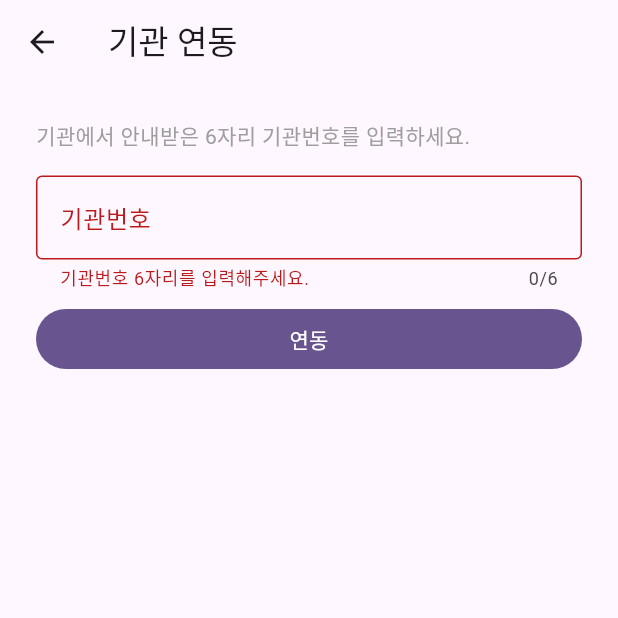
After one commit to cherrishbombti/Cherrishbomb_APP, a Flutter app: the OrganizationPage screen opened directly, after a tap on "연동", on a phone screen of 412 x 824 dp, the top half of it. The commit adds this screen. Run offline on Flutter 3.47's test engine with Material 3 defaults, Android fonts, the phone set to English and light mode, and no system bars; our stand-ins replace dio, flutter_secure_storage, go_router; missing offline and left inert: flutter_web_auth_2; accounts and stored records are empty.

Commit message:
feat: 기관 연동 화면 + CI통과

```diff
--- /dev/null
+++ b/lib/models/organization_link.dart
@@ -0,0 +1,19 @@
+/// 기관 연동 상태. GET/PATCH /api/wards/me/organization 응답.
+/// 연동 전에도 필드는 다 오고 값만 null → linked를 먼저 확인할 것.
+class OrganizationLink {
+  final bool linked;
+  final int? organizationId;
+  final String? organizationName;
+  final int? orgCode;
+
+  OrganizationLink({required this.linked, this.organizationId, this.organizationName, this.orgCode});
+
+  factory OrganizationLink.fromJson(Map<String, dynamic> json) {
+    return OrganizationLink(
+      linked: json['linked'] ?? false,
+      organizationId: json['organizationId'],
+      organizationName: json['organizationName'],
+      orgCode: json['orgCode'],
+    );
+  }
+}
--- /dev/null
+++ b/lib/screens/organization_page.dart
@@ -0,0 +1,189 @@
+import 'package:flutter/material.dart';
+import 'package:flutter/services.dart'; // 숫자 입력 포맷터
+import 'package:dio/dio.dart';
+import '../models/organization_link.dart';
+import '../services/ward_service.dart';
+
+/// 기관 연동 화면. 연동 전=기관번호(6자리) 입력, 연동 후=연동됨 + 해제/변경.
+/// 에러(O003·C001)는 입력창 바로 아래 inline으로 표시.
+class OrganizationPage extends StatefulWidget {
+  const OrganizationPage({super.key});
+
+  @override
+  State<OrganizationPage> createState() => _OrganizationPageState();
+}
+
+class _OrganizationPageState extends State<OrganizationPage> {
+  bool _loading = true;
+  bool _saving = false;
+  String? _loadError;
+  String? _fieldError; // 입력창 하단 inline 에러
+  OrganizationLink? _link;
+  bool _showInput = false; // 연동 상태에서 '기관 변경' 눌렀을 때
+  final _code = TextEditingController();
+
+  @override
+  void initState() {
+    super.initState();
+    _load();
+  }
+
+  @override
+  void dispose() {
+    _code.dispose();
+    super.dispose();
+  }
+
+  Future<void> _load() async {
+    setState(() {
+      _loading = true;
+      _loadError = null;
+    });
+    try {
+      final link = await WardService.getOrganization();
+      if (!mounted) return;
+      setState(() {
+        _link = link;
+        _loading = false;
+      });
+    } catch (e) {
+      if (!mounted) return;
+      setState(() {
+        _loadError = '연동 상태를 불러오지 못했습니다.';
+        _loading = false;
+      });
+    }
+  }
+
+  Future<void> _submit() async {
+    final text = _code.text.trim();
+    setState(() => _fieldError = null);
+    if (text.length != 6) {
+      setState(() => _fieldError = '기관번호 6자리를 입력해주세요.');
+      return;
+    }
+    setState(() => _saving = true);
+    try {
+      final link = await WardService.linkOrganization(int.parse(text));
+      if (!mounted) return;
+      setState(() {
+        _link = link;
+        _showInput = false;
+        _code.clear();
+      });
+      _snack('기관과 연동되었습니다.');
+    } on DioException catch (e) {
+      if (!mounted) return;
+      final data = e.response?.data;
+      final code = data is Map ? data['code'] : null;
+      final msg = (data is Map && data['message'] is String) ? data['message'] as String : '연동에 실패했습니다.';
+      // O003(없는 번호)·C001(누락)은 입력창 아래, 그 외는 스낵바
+      if (code == 'O003' || code == 'C001') {
+        setState(() => _fieldError = msg);
+      } else if (code == 'M001') {
+        _snack('피보호자를 먼저 등록해주세요.');
+      } else {
+        _snack(msg);
+      }
+    } catch (e) {
+      if (!mounted) return;
+      _snack('연동에 실패했습니다. 네트워크를 확인해주세요.');
+    } finally {
+      if (mounted) setState(() => _saving = false);
+    }
+  }
+
+  Future<void> _unlink() async {
+    setState(() => _saving = true);
+    try {
+      await WardService.unlinkOrganization();
+      if (!mounted) return;
+      setState(() => _link = OrganizationLink(linked: false));
+      _snack('연동이 해제되었습니다.');
+    } catch (e) {
+      if (!mounted) return;
+      _snack('해제에 실패했습니다.');
+    } finally {
+      if (mounted) setState(() => _saving = false);
+    }
+  }
+
+  void _snack(String m) => ScaffoldMessenger.of(context).showSnackBar(SnackBar(content: Text(m)));
+
+  @override
+  Widget build(BuildContext context) {
+    return Scaffold(
+      appBar: AppBar(title: const Text('기관 연동')),
+      body: _loading
+          ? const Center(child: CircularProgressIndicator())
+          : _loadError != null
+          ? _errorView()
+          : (_link!.linked && !_showInput ? _linkedView() : _inputForm()),
+    );
+  }
+
+  Widget _errorView() => Center(
+    child: Column(
+      mainAxisAlignment: MainAxisAlignment.center,
+      children: [
+        Text(_loadError!),
+        const SizedBox(height: 12),
+        FilledButton(onPressed: _load, child: const Text('다시 시도')),
+      ],
+    ),
+  );
+
+  // 연동됨
+  Widget _linkedView() {
+    return Padding(
+      padding: const EdgeInsets.all(24),
+      child: Column(
+        children: [
+          const Icon(Icons.verified, color: Colors.green, size: 48),
+          const SizedBox(height: 12),
+          Text('${_link!.organizationName} 연동됨', style: const TextStyle(fontSize: 18, fontWeight: FontWeight.bold)),
+          Text('기관번호 ${_link!.orgCode}', style: const TextStyle(color: Colors.grey)),
+          const SizedBox(height: 24),
+          if (_saving)
+            const CircularProgressIndicator()
+          else ...[
+            FilledButton(onPressed: () => setState(() => _showInput = true), child: const Text('기관 변경')),
+            const SizedBox(height: 8),
+            OutlinedButton(onPressed: _unlink, child: const Text('연동 해제')),
+          ],
+        ],
+      ),
+    );
+  }
+
+  // 기관번호 입력
+  Widget _inputForm() {
+    return Padding(
+      padding: const EdgeInsets.all(24),
+      child: Column(
+        crossAxisAlignment: CrossAxisAlignment.stretch,
+        children: [
+          const Text('기관에서 안내받은 6자리 기관번호를 입력하세요.', style: TextStyle(color: Colors.grey)),
+          const SizedBox(height: 16),
+          TextField(
+            controller: _code,
+            keyboardType: TextInputType.number,
+            maxLength: 6,
+            inputFormatters: [FilteringTextInputFormatter.digitsOnly],
+            decoration: InputDecoration(
+              labelText: '기관번호',
+              border: const OutlineInputBorder(),
+              errorText: _fieldError, // 입력창 하단 inline 에러
+            ),
+          ),
+          const SizedBox(height: 8),
+          if (_saving)
+            const Center(child: CircularProgressIndicator())
+          else
+            FilledButton(onPressed: _submit, child: const Text('연동')),
+          if (_link!.linked) TextButton(onPressed: () => setState(() => _showInput = false), child: const Text('취소')),
+        ],
+      ),
+    );
+  }
+}
```
Also changed, not shown: lib/screens/settings_page.dart (+14 -12 lines), lib/services/ward_service.dart (+57 -28 lines), 1 other file.
